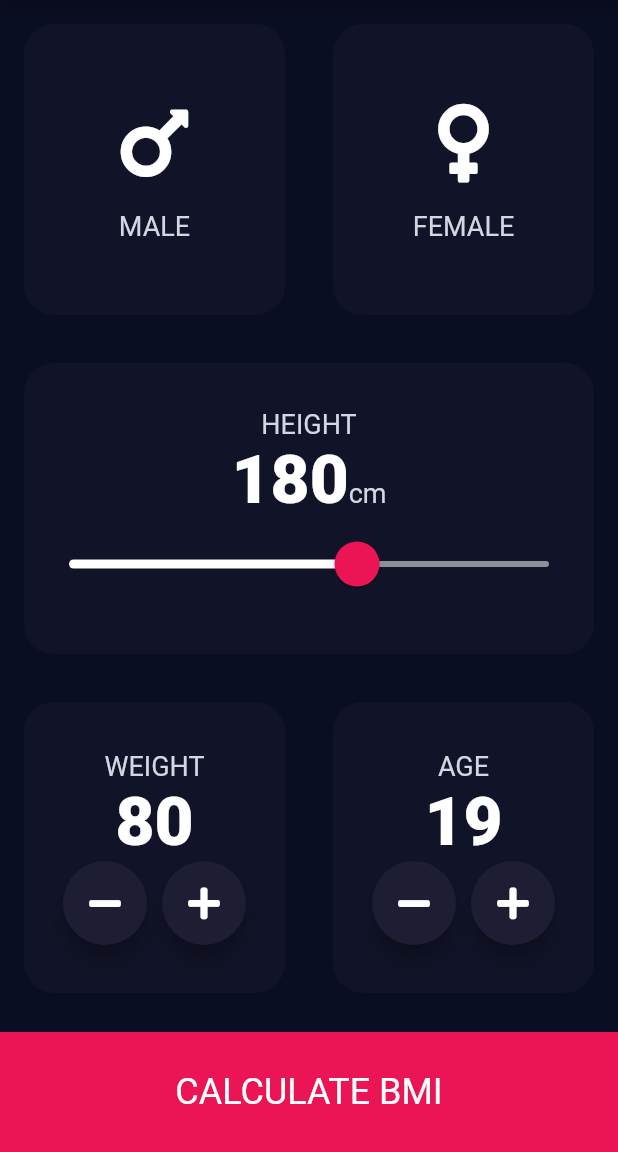
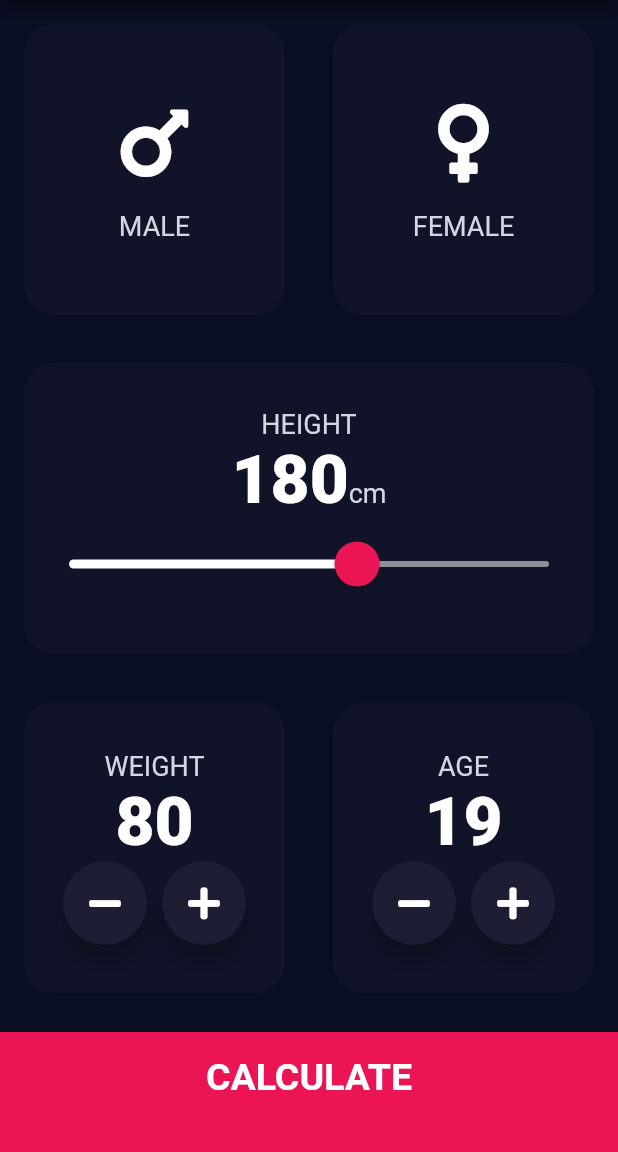
Before and after one commit to SrijanSamridh/BMI_CalculatorAppFlutter, a Flutter app: the screen it shows after launch, on a phone screen of 412 x 824 dp, the part 84-1236 px from its top. Run offline on Flutter 3.47's test engine with Material 2 defaults, Android fonts, the phone set to English and light mode, and no system bars; our stand-ins replace font_awesome_flutter.

Commit message:
Multi-Screen Addition...

```diff
--- a/lib/constants.dart
+++ b/lib/constants.dart
@@ -16,4 +16,12 @@ const kLabelTextStyle = TextStyle(
   color: kFontColor,
 );
 
-const kNumberStyle = TextStyle(fontWeight: FontWeight.w900, fontSize: 45.0,);
+const kNumberStyle = TextStyle(
+  fontWeight: FontWeight.w900,
+  fontSize: 45.0,
+);
+
+const kLargeButtonTextStyle = TextStyle(
+  fontSize: 25.0,
+  fontWeight: FontWeight.bold,
+);
--- a/lib/input_page.dart
+++ b/lib/input_page.dart
@@ -3,6 +3,7 @@ import 'package:font_awesome_flutter/font_awesome_flutter.dart';
 import 'icon_content.dart';
 import 'reuse_container.dart';
 import 'constants.dart';
+import 'results_page.dart';
 
 enum Gender { male, female }
 
@@ -149,7 +150,7 @@ class _InputPageState extends State<InputPage> {
                           mainAxisAlignment: MainAxisAlignment.center,
                           children: [
                             RoundIconButton(
-                              onPressed: (){
+                              onPressed: () {
                                 setState(() {
                                   weight--;
                                 });
@@ -160,7 +161,7 @@ class _InputPageState extends State<InputPage> {
                               width: 10.0,
                             ),
                             RoundIconButton(
-                              onPressed: (){
+                              onPressed: () {
                                 setState(() {
                                   weight++;
                                 });
@@ -189,10 +190,10 @@ class _InputPageState extends State<InputPage> {
                         ),
                         Row(
                           mainAxisAlignment: MainAxisAlignment.center,
-                          children:[
+                          children: [
                             RoundIconButton(
                               icon: FontAwesomeIcons.minus,
-                              onPressed: (){
+                              onPressed: () {
                                 setState(() {
                                   age--;
                                 });
@@ -217,16 +218,26 @@ class _InputPageState extends State<InputPage> {
                 ],
               ),
             ),
-            Container(
+            GestureDetector(
+              onTap: () {
+                Navigator.push(
+                  context,
+                  MaterialPageRoute(builder: (context) => const ResultsPage()),
+                );
+              },
+              child: Container(
                 child: const Center(
-                child: Text("CALCULATE BMI",
-                  style: TextStyle(fontSize: 24.0,),
+                  child: Text(
+                    "CALCULATE",
+                    style: kLargeButtonTextStyle,
                   ),
                 ),
                 color: kBottomContainerColor,
                 margin: const EdgeInsets.only(top: 10.0),
                 height: kBottomContainerHeight,
                 width: double.infinity,
+                padding: const EdgeInsets.only(bottom: 20.0),
+              ),
             ),
           ],
         ));
@@ -234,7 +245,8 @@ class _InputPageState extends State<InputPage> {
 }
 
 class RoundIconButton extends StatelessWidget {
-  const RoundIconButton({Key? key, required this.icon, required this.onPressed}) : super(key: key);
+  const RoundIconButton({Key? key, required this.icon, required this.onPressed})
+      : super(key: key);
   // const RoundIconButton({ this.onPressed})
   final IconData icon;
   final VoidCallback onPressed;
--- a/lib/main.dart
+++ b/lib/main.dart
@@ -1,4 +1,5 @@
 import 'package:flutter/material.dart';
+import 'constants.dart';
 import 'input_page.dart';
 
 void main() => runApp(const BMICalculator());
```
Also changed, not shown: lib/results_page.dart (added, +17 -0 lines). Lines whose indentation alone changed are shown as unchanged.
